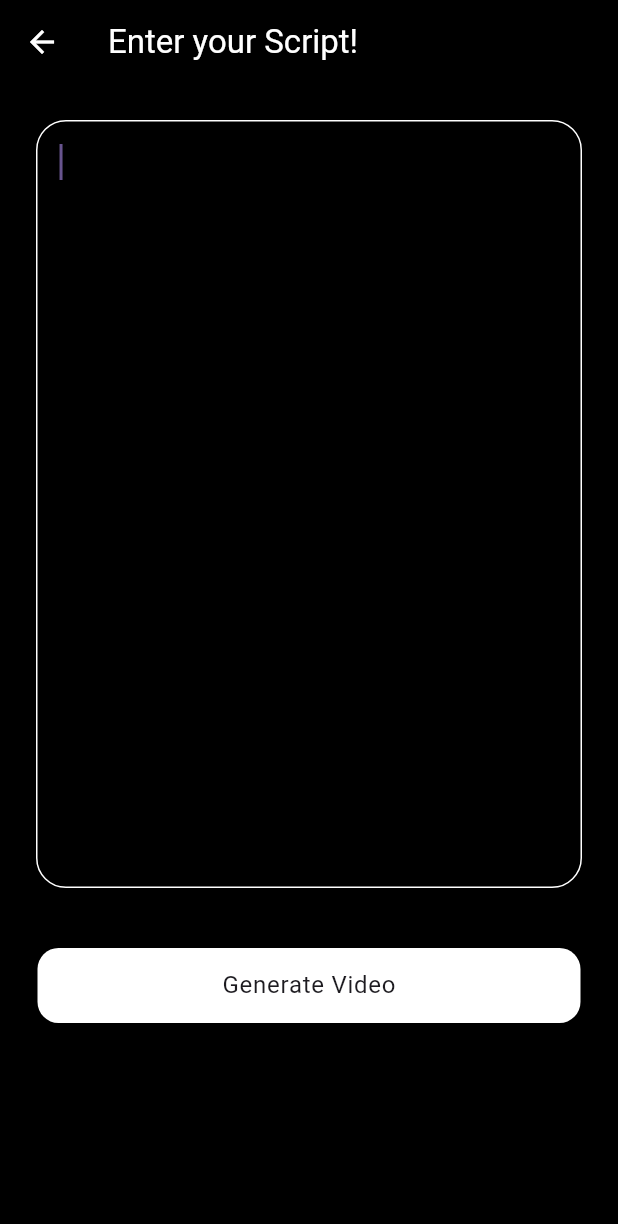
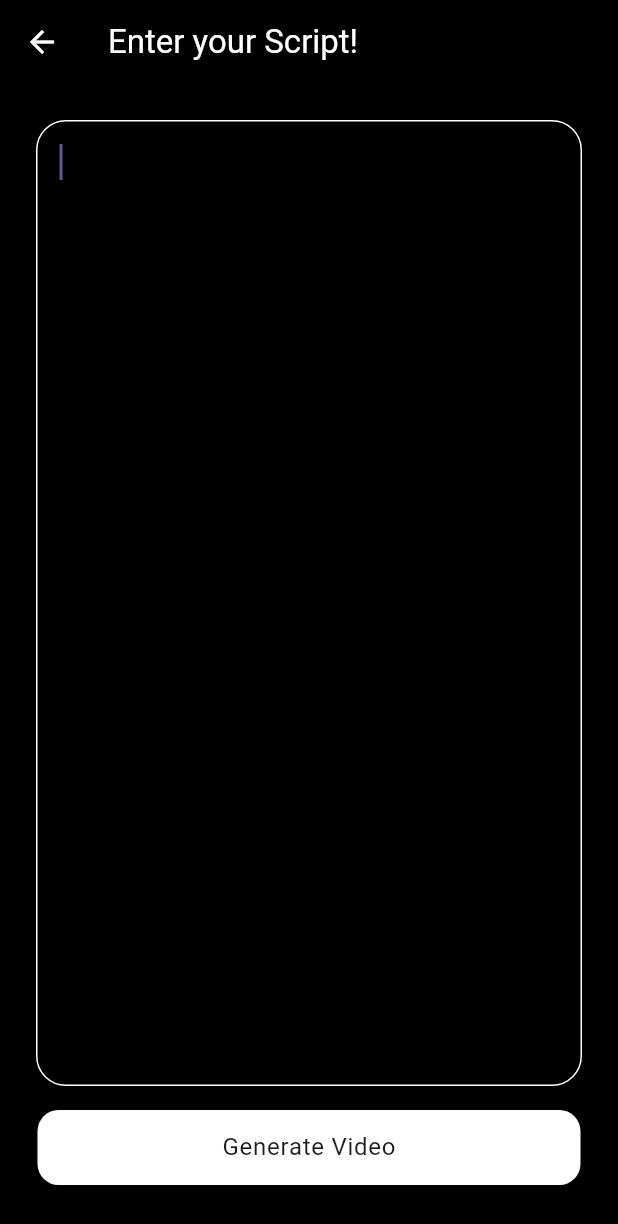
Before and after one commit to GDGVIT/ai-tiktok-app, a Flutter app: the VideoGenView screen opened by its route, on a phone screen of 412 x 824 dp. Shown: the top 1224 px of the screen. Run offline on Flutter 3.47's test engine with Material 3 defaults, Android fonts, the phone set to English and light mode, and no system bars; our stand-ins replace bloc, dio, equatable, flutter_bloc, flutter_svg, get_it and 2 more.

```diff
--- a/aitok_app/lib/features/videogen/bloc/video_generator_bloc.dart
+++ b/aitok_app/lib/features/videogen/bloc/video_generator_bloc.dart
@@ -2,6 +2,7 @@ import 'package:aitok/models/response_model.dart';
 import 'package:aitok/repositories/network_repo_interface.dart';
 import 'package:bloc/bloc.dart';
 import 'package:equatable/equatable.dart';
+import 'package:flutter/cupertino.dart';
 
 import '../../../core/service_locator.dart';
 
@@ -20,6 +21,7 @@ class VideoGeneratorBloc
         final response = await remoteRepo.getTextResponse(event.text);
         emit(TextResponseLoaded(response));
       } catch (e) {
+        debugPrint(e.toString());
         emit(const VideoGeneratorError(mgs: "Something went wrong!"));
         emit(VideoGeneratorInitial());
       }
--- a/aitok_app/lib/features/videogen/views/videogen_view.dart
+++ b/aitok_app/lib/features/videogen/views/videogen_view.dart
@@ -83,10 +83,11 @@ class _VideoGenViewState extends State<VideoGenView> {
           ),
           body: SafeArea(
             child: Center(
+              child: Padding(
+                padding: const EdgeInsets.all(24.0),
                 child: Column(
                   children: [
-                  Padding(
-                    padding: const EdgeInsets.all(24.0),
+                    Expanded(
                       child: TextField(
                         controller: scriptController,
                         autofocus: true,
@@ -97,8 +98,14 @@ class _VideoGenViewState extends State<VideoGenView> {
                               color: Colors.white,
                             ),
                           ),
+                          border: OutlineInputBorder(
+                            borderRadius: BorderRadius.circular(20),
+                            borderSide: const BorderSide(
+                              color: Colors.white,
                             ),
-                      maxLines: 20,
+                          ),
+                        ),
+                        maxLines: 30,
                         style: const TextStyle(
                           color: Colors.white,
                         ),
@@ -144,6 +151,7 @@ class _VideoGenViewState extends State<VideoGenView> {
                 ),
               ),
             ),
+          ),
         );
       },
     );
--- a/aitok_app/lib/repositories/network_repo.dart
+++ b/aitok_app/lib/repositories/network_repo.dart
@@ -1,5 +1,6 @@
 import 'package:aitok/core/network_config.dart';
 import 'package:aitok/models/response_model.dart';
+import 'package:flutter/cupertino.dart';
 
 import 'network_repo_interface.dart';
 
@@ -11,8 +12,10 @@ class NetworkRepo implements NetworkRepoInterface {
   @override
   Future<TextResponseModel> getTextResponse(String text) async {
     final body = {"text": text};
+    debugPrint("Trying");
     try {
       final response = await networkProvider.postRequest("/text", body);
+      debugPrint(response.data);
       if (response.statusCode == 200) {
         return TextResponseModel.fromJson(response.data);
       } else {
```
Also changed, not shown: 19 other files. Lines whose indentation alone changed are shown as unchanged.
